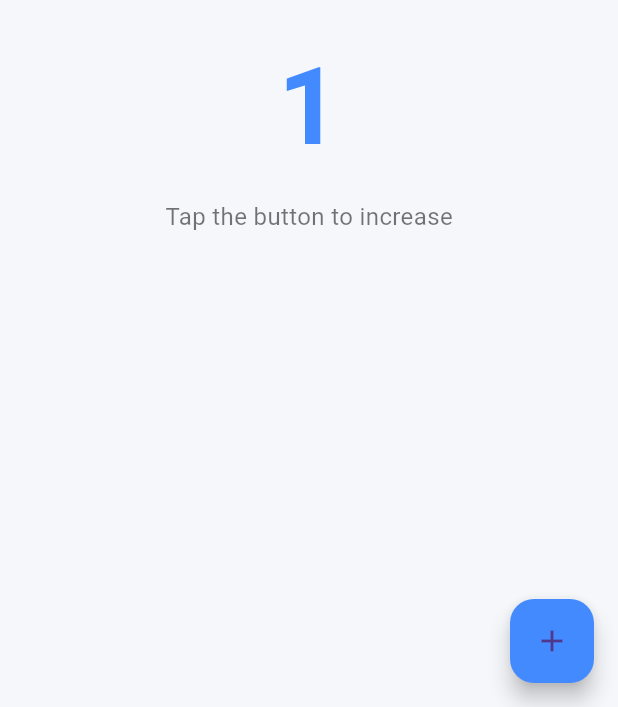
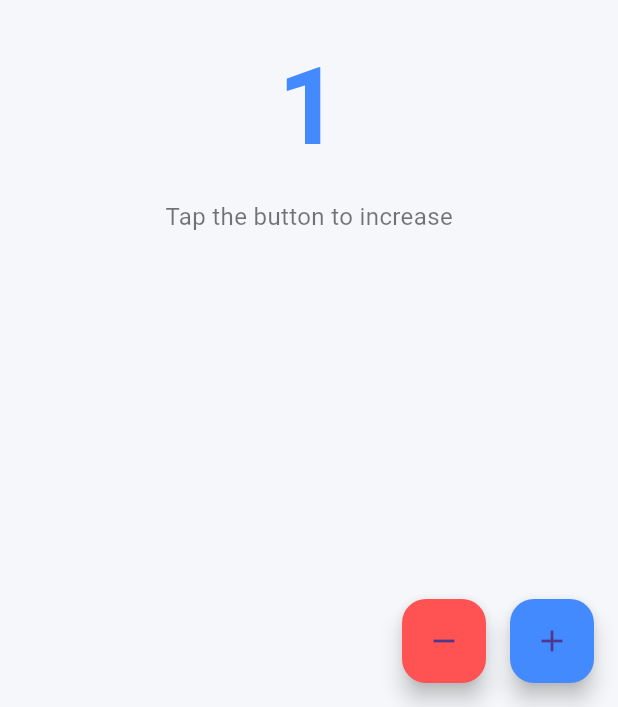
Before and after one commit to BlackCoder56/flutter_smart_counter_app, a Flutter app: the screen it shows after launch, after a tap on the "add" icon, on a phone screen of 412 x 824 dp, the part 529-1236 px from its top. Run offline on Flutter 3.47's test engine with Material 3 defaults, Android fonts, the phone set to English and light mode, and no system bars.

Commit message:
Added the decrese using methods in floatingActionButton

```diff
--- a/lib/main.dart
+++ b/lib/main.dart
@@ -26,6 +26,20 @@ class CounterScreen extends StatefulWidget {
 class _CounterScreenState extends State<CounterScreen> {
 
   int _count = 0;
+
+  void _increment() {
+    setState(() {
+      _count++;
+    });
+  }
+
+  void _decrement(){
+    setState((){
+      if(_count > 0) {
+        _count--;
+      }
+    });
+  }
 
   @override
   Widget build(BuildContext context) {
@@ -63,15 +77,24 @@ class _CounterScreenState extends State<CounterScreen> {
           ],
         ),
       ),
-      floatingActionButton: FloatingActionButton(
-        onPressed: () {
-          setState(() {
-            _count++;
-          });
-        },
-        backgroundColor: Colors.blueAccent,
-        child: Icon(Icons.add),
-      ),
+      floatingActionButton: Row(
+      mainAxisAlignment: MainAxisAlignment.end,
+      children: [
+        FloatingActionButton(
+          heroTag: "decrease",
+          onPressed: _decrement,
+          backgroundColor: Colors.redAccent,
+          child: const Icon(Icons.remove),
+        ),
+        const SizedBox(width: 16),
+        FloatingActionButton(
+          heroTag: "increase",
+          onPressed: _increment,
+          backgroundColor: Colors.blueAccent,
+          child: const Icon(Icons.add),
+        )
+      ],
+    ),
     );
   }
 }
```
